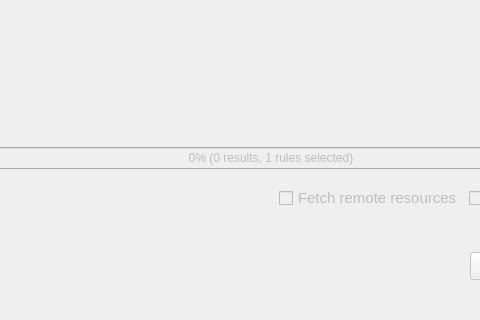
Above: ui/MainWindow.ui from OpenSCAP/scap-workbench before the change; both pictures show x 129 to 609 and y 330 to 650 of the 800 by 650 pixel window. Below: the same form after it.
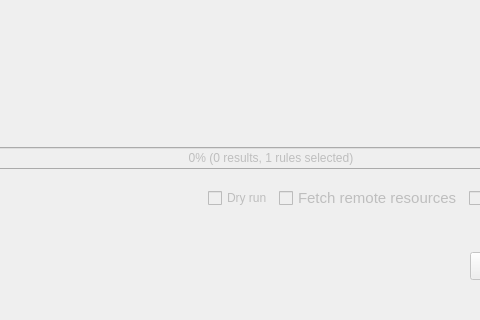
That is the form after the change. Custom widgets are drawn as their Qt base class.

Diff of the .ui file:
```diff
--- a/ui/MainWindow.ui
+++ b/ui/MainWindow.ui
@@ -292,6 +292,16 @@
                </property>
               </spacer>
              </item>
+             <item>
+              <widget class="QCheckBox" name="dryRunCheckBox">
+               <property name="toolTip">
+                <string>When checked no action is performed after pressing Scan, a dialog with the used command-line arguments is shown instead.</string>
+               </property>
+               <property name="text">
+                <string>Dry run</string>
+               </property>
+              </widget>
+             </item>
              <item>
               <widget class="QCheckBox" name="fetchRemoteResourcesCheckbox">
                <property name="font">
```
Left out of the diff: 68 changed lines with no effect on the pictures.
